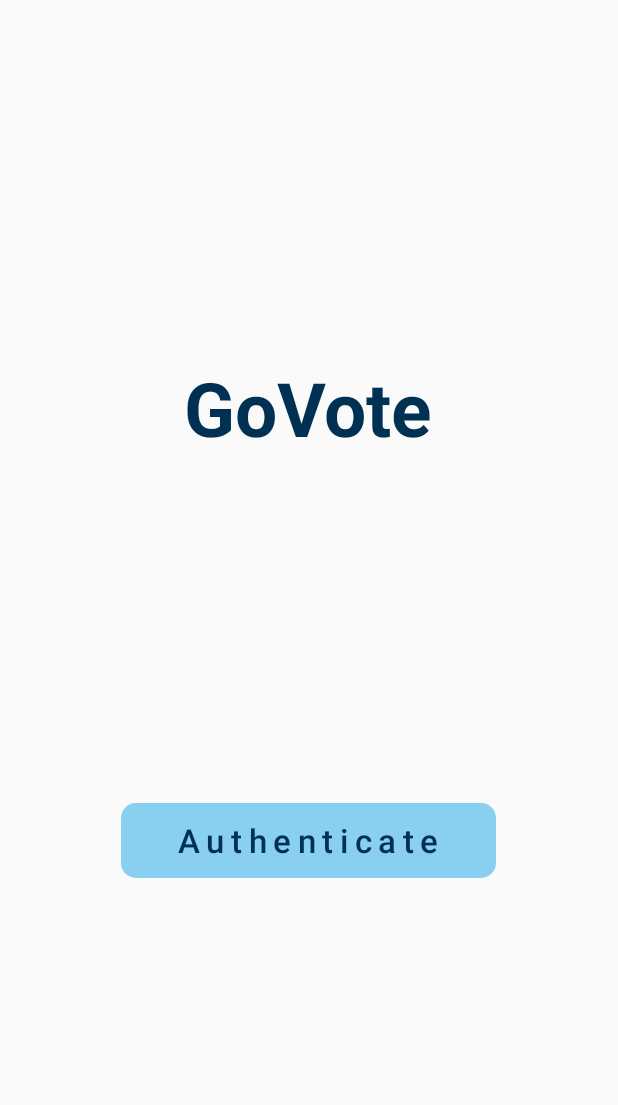
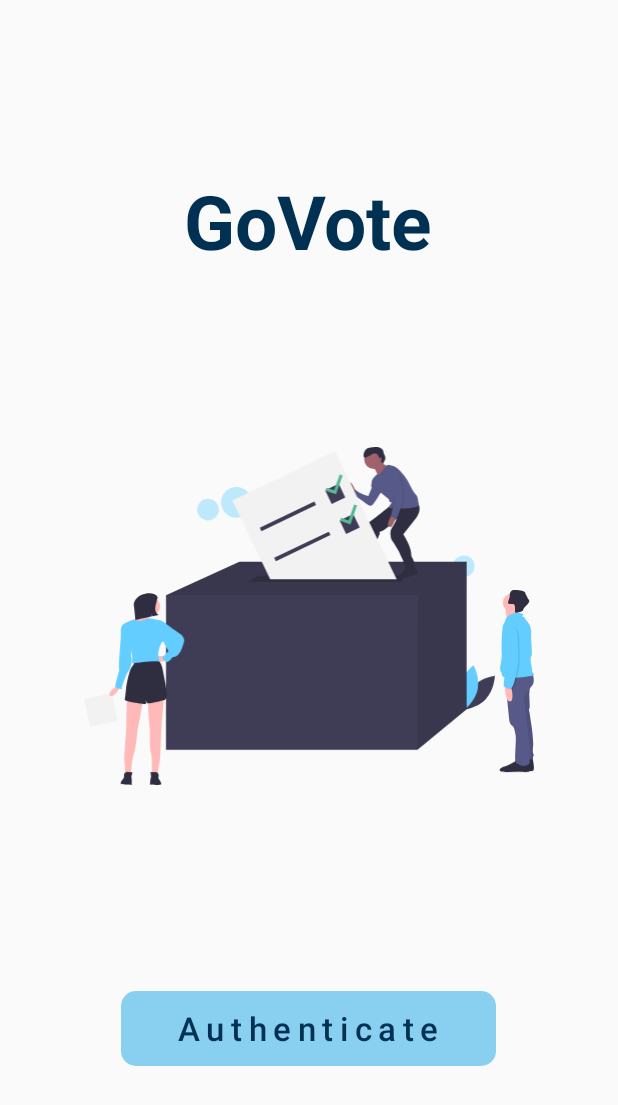
Before and after one commit to raghav312/GoVote, an Android app: the screen it shows after launch (MainActivity), on a phone screen of 412 x 824 dp. Shown: the top 1105 px of the screen. Run offline under Robolectric (Android 15) with nearby library versions, the phone set to English and light mode, and no system bars.

Commit message:
homepage change

```diff
--- /dev/null
+++ b/app/src/main/res/drawable/ic_undraw_voting_nvu7__1_.xml
@@ -0,0 +1,189 @@
+<vector xmlns:android="http://schemas.android.com/apk/res/android"
+    android:width="914.8168dp"
+    android:height="687.5748dp"
+    android:viewportWidth="914.8168"
+    android:viewportHeight="687.5748">
+  <path
+      android:pathData="M772.098,242.425m-21.92,0a21.92,21.92 0,1 1,43.84 0a21.92,21.92 0,1 1,-43.84 0"
+      android:strokeAlpha="0.4"
+      android:fillColor="#63cdff"
+      android:fillAlpha="0.4"/>
+  <path
+      android:pathData="M309.93,112.501m-31.248,0a31.248,31.248 0,1 1,62.496 0a31.248,31.248 0,1 1,-62.496 0"
+      android:strokeAlpha="0.4"
+      android:fillColor="#63cdff"
+      android:fillAlpha="0.4"/>
+  <path
+      android:pathData="M252.098,127.425m-21.92,0a21.92,21.92 0,1 1,43.84 0a21.92,21.92 0,1 1,-43.84 0"
+      android:strokeAlpha="0.4"
+      android:fillColor="#63cdff"
+      android:fillAlpha="0.4"/>
+  <path
+      android:pathData="M790.457,487.549c-17.32,18.962 -17.949,46.584 -17.949,46.584s27.452,-3.122 44.773,-22.084 17.949,-46.584 17.949,-46.584S807.777,468.587 790.457,487.549Z"
+      android:fillColor="#3f3d56"/>
+  <path
+      android:pathData="M800.241,493.006c-5.241,25.141 -27.272,41.815 -27.272,41.815s-13.534,-24.088 -8.293,-49.229S791.948,443.777 791.948,443.777 805.482,467.865 800.241,493.006Z"
+      android:fillColor="#63cdff"/>
+  <path
+      android:pathData="M777.746,233.581l0,299.708l-99.903,82.529l-511.097,0l0,-314.187l149.13,-68.05l461.87,0z"
+      android:fillColor="#3f3d56"/>
+  <path
+      android:fillColor="#FF000000"
+      android:pathData="M777.746,233.581l0,1.201l-35.864,24.006l-64.039,42.843l-511.097,0l149.13,-68.05l461.87,0z"
+      android:strokeAlpha="0.1"
+      android:fillAlpha="0.1"/>
+  <path
+      android:fillColor="#FF000000"
+      android:pathData="M777.746,233.581l0,299.708l-99.903,82.529l0.724,-314.911l63.315,-42.119l35.285,-25.207l0.579,0z"
+      android:strokeAlpha="0.1"
+      android:fillAlpha="0.1"/>
+  <path
+      android:pathData="M643.094,274.845l-311.291,0l23.166,-13.031l298.261,0l-10.136,13.031z"
+      android:fillColor="#2f2e41"/>
+  <path
+      android:pathData="M911.761,632.12s6.035,25.236 0.549,26.334 -32.368,0.743 -38.952,1.84 -20.299,-0.743 -20.299,-5.681 14.264,-8.229 14.264,-8.229 20.299,-10.972 20.847,-11.521S911.761,632.12 911.761,632.12Z"
+      android:fillColor="#2f2e41"/>
+  <path
+      android:pathData="M906.823,483.445s-1.646,18.653 -1.646,20.299 1.646,27.431 0,28.528 1.097,8.778 1.097,11.521 8.778,48.278 6.583,65.834 3.292,15.91 1.646,17.556 -1.646,1.646 -1.646,4.938 -17.556,6.035 -17.556,6.035L876.101,516.91l9.875,-36.209Z"
+      android:fillColor="#575a89"/>
+  <path
+      android:fillColor="#FF000000"
+      android:pathData="M906.823,483.445s-1.646,18.653 -1.646,20.299 1.646,27.431 0,28.528 1.097,8.778 1.097,11.521 8.778,48.278 6.583,65.834 3.292,15.91 1.646,17.556 -1.646,1.646 -1.646,4.938 -17.556,6.035 -17.556,6.035L876.101,516.91l9.875,-36.209Z"
+      android:strokeAlpha="0.1"
+      android:fillAlpha="0.1"/>
+  <path
+      android:pathData="M904.08,639.8s5.486,19.75 0,20.847 -32.368,-1.257 -38.952,-0.16 -20.299,1.257 -20.299,-3.681 14.264,-8.229 14.264,-8.229 20.299,-10.972 20.847,-11.521S904.08,639.8 904.08,639.8Z"
+      android:fillColor="#2f2e41"/>
+  <path
+      android:pathData="M911.761,461.5s6.583,15.91 -1.097,24.139 -16.458,24.688 -16.458,25.785 15.361,110.272 13.167,117.404 -1.646,11.521 -1.097,12.618 -5.486,7.132 -12.07,7.132 -16.458,-4.938 -17.556,-9.326 1.646,-42.243 1.097,-49.375 -3.292,-17.556 -4.389,-19.75 -7.132,-4.389 -8.229,-10.972 -9.875,-90.522 -7.132,-93.265S911.761,461.5 911.761,461.5Z"
+      android:fillColor="#575a89"/>
+  <path
+      android:pathData="M870.066,316.665m-18.653,0a18.653,18.653 0,1 1,37.306 0a18.653,18.653 0,1 1,-37.306 0"
+      android:fillColor="#ffb9b9"/>
+  <path
+      android:pathData="M881.587,325.992s-3.84,20.299 -1.097,22.493 -20.847,5.486 -20.847,5.486 -2.743,-26.882 -3.292,-29.625S881.587,325.992 881.587,325.992Z"
+      android:fillColor="#ffb9b9"/>
+  <path
+      android:pathData="M856.35,352.325s6.583,-19.202 33.466,-13.715c0,0 4.938,1.646 3.292,3.292s-3.292,1.646 -1.097,3.292 4.938,0 3.292,1.646 14.813,11.521 13.715,30.174 3.84,44.986 0,49.375 2.743,23.59 1.646,27.431 6.583,8.778 3.292,10.424 -62.542,11.521 -64.188,0 -0.549,-3.292 -2.194,-6.035 -2.194,-7.681 -1.097,-13.715 3.84,-20.847 2.743,-26.334 0,-51.57 3.292,-57.056S856.35,352.325 856.35,352.325Z"
+      android:fillColor="#63cdff"/>
+  <path
+      android:pathData="M867.871,486.188s8.229,31.271 -2.194,31.271 -9.875,-32.368 -9.875,-32.368Z"
+      android:fillColor="#ffb9b9"/>
+  <path
+      android:pathData="M861.837,316.665c0,1.591 2.304,2.6 5.876,2.831h0.005a29.891,29.891 0,0 0,4.543 -0.088c2.282,-0.208 3.226,1.937 3.615,4.767 0.636,4.669 -0.252,11.214 0.774,12.24 1.415,1.415 11.735,-0.005 14.961,-3.215a2.981,2.981 0,0 0,0.949 -1.723,9.166 9.166,0 0,1 2.754,-5.119c1.904,-2.079 4.614,-4.383 7.67,-8.048 5.486,-6.583 0,-7.132 -1.646,-12.07s-4.389,-6.583 -4.389,-9.875 -12.618,-6.035 -23.042,-5.486 -8.229,13.715 -8.229,13.715 -0.62,1.591 -1.361,3.643a57.214,57.214 0,0 0,-2.436 7.911A3.986,3.986 0,0 0,861.837 316.665Z"
+      android:fillColor="#2f2e41"/>
+  <path
+      android:fillColor="#FF000000"
+      android:pathData="M864.031,360.555s18.653,-1.097 20.299,26.334 1.097,53.216 1.097,53.764 -7.681,52.667 -14.813,52.667 -12.618,-1.097 -14.264,-3.84 4.389,-42.243 4.389,-42.243 2.743,-41.695 -1.646,-54.862S854.156,362.201 864.031,360.555Z"
+      android:strokeAlpha="0.1"
+      android:fillAlpha="0.1"/>
+  <path
+      android:pathData="M861.288,357.812s18.653,-1.097 20.299,26.334 1.097,53.216 1.097,53.764 -7.681,52.667 -14.813,52.667 -12.618,-1.097 -14.264,-3.84 4.389,-42.243 4.389,-42.243 2.743,-41.695 -1.646,-54.862S851.413,359.457 861.288,357.812Z"
+      android:fillColor="#63cdff"/>
+  <path
+      android:pathData="M551.981,89.641s-8.129,-23.032 -14,-15.806 9.032,19.419 9.032,19.419Z"
+      android:fillColor="#a0616a"/>
+  <path
+      android:pathData="M590.369,67.061 L585.478,68.873s-2.336,10.381 -1.432,12.188 1.355,0.452 0,4.065 -5.419,13.097 -5.871,14.452 -26.194,-8.581 -26.194,-13.548c0,0 -5.419,6.323 -8.129,7.677 0,0 29.807,21.677 33.871,24.387s6.323,1.355 9.936,-1.806 18.968,-29.355 18.968,-29.355Z"
+      android:fillColor="#575a89"/>
+  <path
+      android:pathData="M577.272,227.384s0.452,4.968 1.355,5.419 7.677,11.742 0,14 -12.194,1.355 -14,2.258 -33.419,2.71 -33.871,-2.258 15.355,-5.871 15.355,-5.871 14.452,-9.484 16.71,-14.452S577.272,227.384 577.272,227.384Z"
+      android:fillColor="#2f2e41"/>
+  <path
+      android:pathData="M668.949,236.416s10.839,18.516 8.129,20.774 -29.099,10.487 -32.968,10.839c-4.968,0.452 -8.581,-3.613 -4.516,-5.871s12.645,-11.742 12.645,-14.903v-8.129Z"
+      android:fillColor="#2f2e41"/>
+  <path
+      android:pathData="M679.337,115.383s9.484,11.742 -5.419,30.71L649.078,177.706s15.355,24.387 15.806,37.032 3.613,9.936 4.516,15.355 4.968,2.71 1.806,6.774 -14.903,7.677 -18.516,4.516a11.196,11.196 0,0 1,-3.613 -9.032c0,-1.806 -6.323,-12.194 -6.774,-15.355s-17.161,-28.903 -17.161,-28.903 -5.419,-15.355 0.903,-23.936 10.501,-20.75 10.501,-20.75 -18.63,22.557 -31.726,27.976c0,0 -4.968,0.903 -4.065,3.161s0,3.613 -1.355,5.871 -10.839,28.452 -14,35.226 -1.806,10.839 -5.419,13.097 -19.871,0.452 -19.871,-1.806 2.258,-8.129 3.613,-11.29 12.194,-39.742 11.29,-46.065 0.452,-14.903 7.226,-18.516 41.097,-32.968 42.903,-32.968S679.337,115.383 679.337,115.383Z"
+      android:fillColor="#2f2e41"/>
+  <path
+      android:pathData="M588.562,25.512m-18.968,0a18.968,18.968 0,1 1,37.936 0a18.968,18.968 0,1 1,-37.936 0"
+      android:fillColor="#a0616a"/>
+  <path
+      android:pathData="M603.917,27.319s5.871,10.387 13.097,11.742 -18.968,22.129 -18.968,22.129 -6.323,-19.871 -11.742,-20.774S603.917,27.319 603.917,27.319Z"
+      android:fillColor="#a0616a"/>
+  <path
+      android:pathData="M585.401,69.77c0,5.871 17.613,22.581 17.613,22.581l16.71,14s0.452,4.968 2.258,5.419 4.065,0.452 2.258,3.161 -6.323,8.581 -2.258,9.484a33.199,33.199 0,0 0,3.699 0.352c1.084,0.063 2.357,0.122 3.789,0.176 3.342,0.117 7.524,0.194 12.054,0.163q1.931,-0.007 3.929,-0.045c17.076,-0.339 36.856,-2.303 35.239,-8.775 -2.71,-10.839 -0.903,-14.452 -6.774,-20.323s-15.355,-26.194 -15.355,-26.194 -18.968,-32.065 -34.774,-32.065l-3.283,-0.863a7.519,7.519 0,0 0,-8.206 3.152c-3.17,4.828 -8.17,12.081 -11.092,14.42 -4.516,3.613 -5.221,1.021 -5.221,1.021S585.401,63.899 585.401,69.77Z"
+      android:fillColor="#575a89"/>
+  <path
+      android:pathData="M625.594,138.416s-13.097,20.323 -4.968,23.936 12.645,-21.226 12.645,-21.226Z"
+      android:fillColor="#a0616a"/>
+  <path
+      android:pathData="M600.962,23.37c-0.728,-0.092 -0.958,-1.01 -1.081,-1.734 -0.656,-3.874 -3.543,-7.548 -7.422,-8.173a10.51,10.51 0,0 0,-4.422 0.356,16.779 16.779,0 0,0 -5.674,2.793 9.36,9.36 0,0 1,-2.836 1.781c-0.712,0.209 -3.734,1.553 -4.44,1.78 -1.552,0.5 -2.837,2.125 -4.436,1.803 -1.53,-0.308 -2.111,-2.155 -2.356,-3.696 -0.56,-3.51 1.449,-8.748 3.447,-11.688 1.516,-2.231 4.081,-3.515 6.646,-4.351a47.752,47.752 0,0 1,9.218 -1.832c4.219,-0.498 8.589,-0.763 12.632,0.541s7.725,4.494 8.48,8.675c0.157,0.871 0.187,1.763 0.379,2.627 0.47,2.107 1.864,3.878 2.677,5.878a11.319,11.319 0,0 1,-0.345 9.176c-1.126,2.265 -3.084,4.441 -2.662,6.935l-3.485,-2.748a2.531,2.531 0,0 1,-1.163 -2.962l0.507,-4.364a3.839,3.839 0,0 0,-0.226 -2.359C602.85,19.101 602.176,23.523 600.962,23.37Z"
+      android:fillColor="#2f2e41"/>
+  <path
+      android:fillColor="#FF000000"
+      android:pathData="M633.724,107.254l-4.254,17.69c4.29,0.154 9.967,0.235 15.983,0.117 1.517,-4.552 2.967,-9.299 4.078,-13.743 4.065,-16.258 -2.71,-41.097 -6.323,-52.839s-12.645,-14.903 -12.645,-14.903a41.185,41.185 0,0 0,-10.387 5.419C614.304,53.061 633.724,107.254 633.724,107.254Z"
+      android:strokeAlpha="0.1"
+      android:fillAlpha="0.1"/>
+  <path
+      android:fillColor="#FF000000"
+      android:pathData="M630.111,106.351l-4.43,18.417c1.084,0.063 2.357,0.122 3.789,0.176 3.342,0.117 7.524,0.194 12.054,0.163 1.63,-4.837 3.207,-9.94 4.394,-14.691 4.065,-16.258 -2.71,-41.097 -6.323,-52.839s-11.516,1.129 -11.516,1.129 3.161,-7.677 -2.71,-3.613S630.111,106.351 630.111,106.351Z"
+      android:strokeAlpha="0.1"
+      android:fillAlpha="0.1"/>
+  <path
+      android:pathData="M628.756,42.674s9.032,3.161 12.645,14.903 10.387,36.581 6.323,52.839S635.078,146.996 635.078,146.996s-8.581,-6.323 -11.742,-4.968l8.581,-35.677S612.498,52.157 618.369,48.093A41.185,41.185 0,0 1,628.756 42.674Z"
+      android:fillColor="#575a89"/>
+  <path
+      android:pathData="M635.488,269.199l-124.947,-260.371l-208.921,100.257l76.836,160.114l257.032,0z"
+      android:fillColor="#f2f2f2"/>
+  <path
+      android:pathData="M357.294,164.28l110.965,-53.25l3.305,6.888l-110.965,53.25z"
+      android:fillColor="#3f3d56"/>
+  <path
+      android:pathData="M386.673,225.502l110.965,-53.25l3.305,6.888l-110.965,53.25z"
+      android:fillColor="#3f3d56"/>
+  <path
+      android:pathData="M490.27,88.228l27.55,-13.221l13.221,27.55l-27.55,13.221z"
+      android:fillColor="#3f3d56"/>
+  <path
+      android:pathData="M519.649,149.45l27.55,-13.221l13.221,27.55l-27.55,13.221z"
+      android:fillColor="#3f3d56"/>
+  <path
+      android:pathData="M519.718,55.924l-11.346,32.282l-15.295,-5.376l-2.093,5.955l21.23,7.461l13.458,-38.229l-5.954,-2.093z"
+      android:fillColor="#57b894"/>
+  <path
+      android:pathData="M549.097,117.146l-11.346,32.282l-15.294,-5.375l-2.093,5.954l21.229,7.461l13.459,-38.229l-5.955,-2.093z"
+      android:fillColor="#57b894"/>
+  <path
+      android:pathData="M68.508,556.812l-56.45,12.058l-12.058,-56.45l56.45,-12.058z"
+      android:fillColor="#f2f2f2"/>
+  <path
+      android:pathData="M66.938,485.279s-20.734,14.81 -13.823,20.734 20.734,-17.772 20.734,-17.772Z"
+      android:fillColor="#ffb9b9"/>
+  <path
+      android:pathData="M162.711,507.988s-3.949,49.367 -4.937,56.279 -1.975,69.114 -3.949,76.025 -3.949,23.696 -3.949,23.696L138.027,663.988s0.987,-30.608 -1.975,-42.456 -1.975,-44.43 -1.975,-44.43 -5.924,-58.253 -2.962,-66.152S162.711,507.988 162.711,507.988Z"
+      android:fillColor="#ffb9b9"/>
+  <path
+      android:pathData="M146.913,661.026s4.937,2.962 4.937,4.937 -0.987,6.911 0,8.886 7.899,9.873 3.949,11.848 -21.722,0 -21.722,0 0.987,-13.823 1.975,-14.81 -0.987,-10.861 -0.987,-10.861Z"
+      android:fillColor="#2f2e41"/>
+  <path
+      android:pathData="M87.234,506.778s-1.254,49.509 -0.998,56.486 -5.291,68.94 -4.053,76.02 1.44,23.98 1.44,23.98l11.783,1.244s2.231,-30.542 6.42,-42.014 6.627,-43.978 6.627,-43.978 12.006,-57.31 9.889,-65.476S87.234,506.778 87.234,506.778Z"
+      android:fillColor="#ffb9b9"/>
+  <path
+      android:pathData="M86.88,660.629s-5.22,2.427 -5.428,4.391 0.256,6.977 -0.933,8.837 -8.891,8.99 -5.171,11.368 21.602,2.28 21.602,2.28 0.469,-13.85 -0.409,-14.936 2.122,-10.697 2.122,-10.697Z"
+      android:fillColor="#2f2e41"/>
+  <path
+      android:pathData="M148.888,433.937s7.899,0.987 10.861,17.772 13.823,59.241 4.937,62.203 -35.544,8.886 -36.532,6.911 -2.962,-6.911 -2.962,-6.911 2.962,8.886 -0.987,8.886 -42.456,-5.924 -41.468,-8.886 2.962,-24.684 2.962,-24.684 5.924,-36.532 11.848,-42.456a16.192,16.192 0,0 0,4.937 -12.835Z"
+      android:fillColor="#2f2e41"/>
+  <path
+      android:pathData="M163.698,426.038s-12.835,-2.962 -14.81,0.987 4.937,9.873 7.899,9.873 7.899,-2.962 7.899,-2.962Z"
+      android:fillColor="#ffb9b9"/>
+  <path
+      android:pathData="M137.04,324.342m-17.772,0a17.772,17.772 0,1 1,35.544 0a17.772,17.772 0,1 1,-35.544 0"
+      android:fillColor="#ffb9b9"/>
+  <path
+      android:pathData="M134.078,337.177s-2.962,13.823 -0.987,13.823 -14.81,8.886 -14.81,8.886l-12.835,-1.975 -3.949,-5.924s20.734,-13.823 20.734,-21.722S134.078,337.177 134.078,337.177Z"
+      android:fillColor="#ffb9b9"/>
+  <path
+      android:pathData="M125.192,351s2.962,-1.975 3.949,-1.975h7.899c0.987,0 13.823,2.962 13.823,2.962l7.899,44.43s-13.823,22.709 -3.949,40.481c0,0 -2.962,-1.975 -16.785,-0.987s-38.506,3.949 -39.494,3.949 -0.987,-7.899 0,-9.873 -0.987,-0.987 -0.987,-5.924 -2.962,-13.823 -2.962,-13.823l-13.823,-50.355s17.772,-9.873 20.734,-8.886 11.848,3.949 13.823,2.962S125.192,351 125.192,351Z"
+      android:fillColor="#63cdff"/>
+  <path
+      android:pathData="M147.901,352.975l2.962,-0.987s5.924,-0.987 12.835,4.937S196.28,380.621 196.28,380.621s9.873,7.899 6.911,16.785 -7.899,30.608 -22.709,29.62c0,0 -8.886,11.848 -13.823,9.873s-8.886,-9.873 -5.924,-10.861 10.861,-10.861 10.861,-10.861l-9.873,-18.76h-2.962l-10.861,-5.924Z"
+      android:fillColor="#63cdff"/>
+  <path
+      android:pathData="M88.66,358.899l-7.899,0.987s-6.911,2.962 -5.924,15.797 -5.924,71.089 -2.962,78c0,0 -9.873,33.57 -7.899,34.557s13.823,6.911 12.835,2.962 10.861,-31.595 10.861,-31.595 13.823,-14.81 7.899,-35.544L95.571,407.279Z"
+      android:fillColor="#63cdff"/>
+  <path
+      android:pathData="M151.831,341.524l-12.552,2.734 -1.613,-6.18 0.62,6.397L118.038,348.886l-0.89,-3.412 0.342,3.531 -12.969,2.825 -2.774,-26.632c-2.852,-10.928 7.558,-22.576 18.486,-25.428l4.848,-1.265c8.027,-2.095 22.617,-0.19 24.711,7.836C146.125,320.336 139.874,335.678 151.831,341.524Z"
+      android:fillColor="#2f2e41"/>
+</vector>
--- a/app/src/main/res/layout/activity_main.xml
+++ b/app/src/main/res/layout/activity_main.xml
@@ -18,13 +18,20 @@
         android:textStyle="bold"
         android:layout_marginBottom="80dp"
         />
+    <ImageView
+        android:layout_width="300dp"
+        android:layout_height="300dp"
+        android:src="@drawable/ic_undraw_voting_nvu7__1_"
+        />
+
+
 
     <LinearLayout
         android:id="@+id/btnAuth"
         android:layout_width="250dp"
         android:layout_height="50dp"
         android:layout_gravity="center"
-        android:layout_marginTop="150dp"
+        android:layout_marginTop="100dp"
         android:background="@drawable/item_ripple_btn_auth_bg"
         android:gravity="center"
         android:clickable="true"
```
